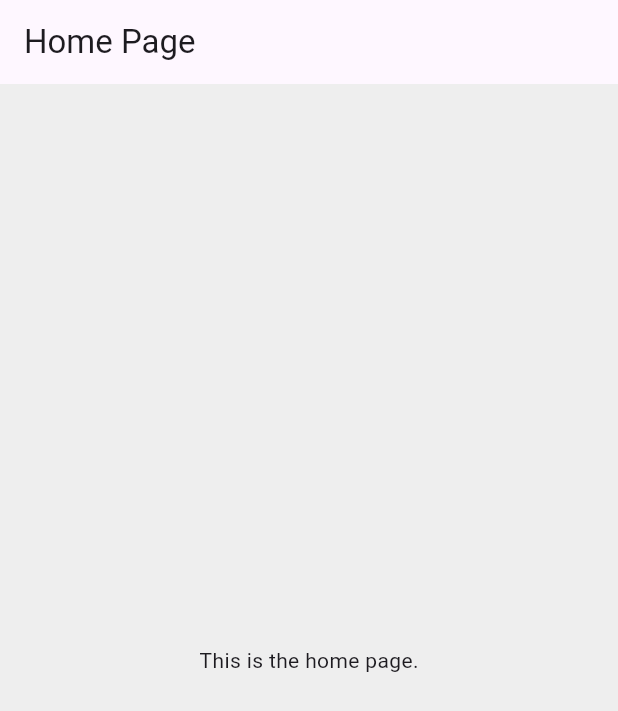
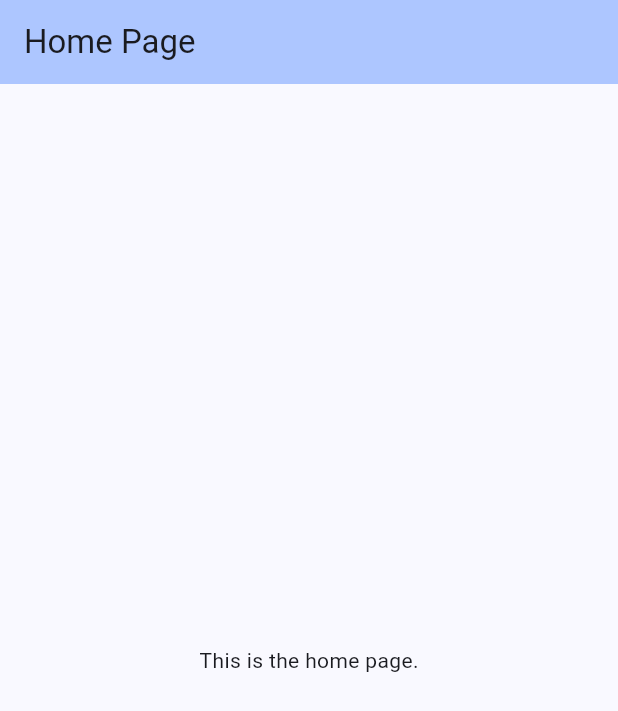
Before and after one commit to SuspectA2/Uprgrade-CRM, a Flutter app: the screen it shows after launch, on a phone screen of 412 x 824 dp. Shown: the top 711 px of the screen. Run offline on Flutter 3.47's test engine with Material 3 defaults, Android fonts, the phone set to English and light mode, and no system bars.

```diff
--- a/lib/main.dart
+++ b/lib/main.dart
@@ -10,9 +10,16 @@ class MyApp extends StatelessWidget {
     return MaterialApp(
       title: 'Flutter Demo',
       theme: ThemeData(
-
-        primarySwatch: Colors.green,
-        scaffoldBackgroundColor: Colors.grey[200],
+        colorScheme: ColorScheme.fromSeed(
+            seedColor: Colors.blueAccent,
+            brightness: Brightness.light
+        ),
+        textTheme: TextTheme(
+          displayLarge: const TextStyle(
+            fontSize: 72,
+            fontWeight: FontWeight.bold,
+          )
+        ),
       ),
       home: HomePage(),
     );
@@ -24,6 +31,7 @@ class HomePage extends StatelessWidget {
   Widget build(BuildContext context) {
     return Scaffold(
       appBar: AppBar(
+        backgroundColor: Theme.of(context).colorScheme.inversePrimary,
         title: Text('Home Page'),
       ),
       body: Center(
```
